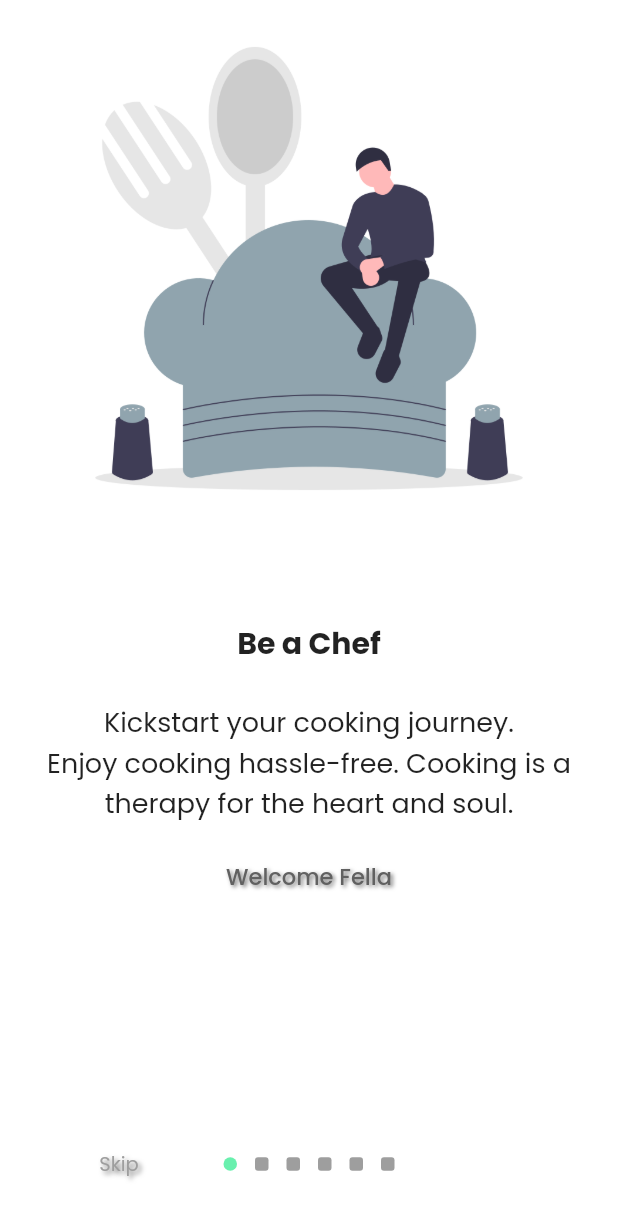
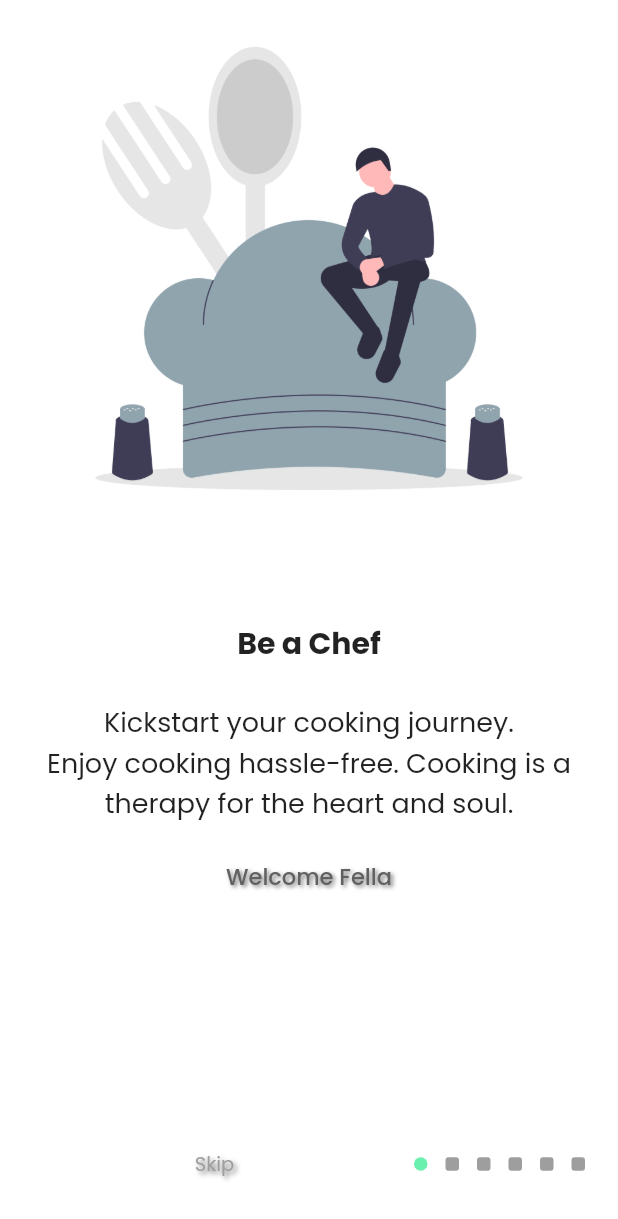
Before and after one commit to ShashankBiplav/bakeology-flutter, a Flutter app: the screen it shows after launch, on a phone screen of 412 x 824 dp. Shown: the top 1219 px of the screen. Run offline on Flutter 3.47's test engine with Material 2 defaults, Android fonts, the phone set to English and light mode, and no system bars; drawn by our look-alikes of flutter_neumorphic, introduction_screen; our stand-ins replace after_layout, flutter_spinkit, shared_preferences.

Commit message:
Finalised Design

```diff
--- a/lib/screens/home_screen.dart
+++ b/lib/screens/home_screen.dart
@@ -22,7 +22,7 @@ class HomeScreen extends StatelessWidget {
         centerTitle: true,
         iconTheme: IconThemeData(color: Colors.black),
         title: NeumorphicText(
-          'Bakeology',
+          'Bake<o>logy',
           style: NeumorphicStyle(
             depth: 4,
             intensity: 1,
--- a/lib/screens/onboarding_screen.dart
+++ b/lib/screens/onboarding_screen.dart
@@ -89,6 +89,8 @@ class OnboardingScreen extends StatelessWidget {
   Widget build(BuildContext context) {
     return Scaffold(
       body: IntroductionScreen(
+        nextFlex: 0,
+        dotsFlex: 0,
         curve: Curves.elasticIn,
         skip: FlatButton(
           onPressed: () {
--- a/lib/screens/recipe_detail_screen.dart
+++ b/lib/screens/recipe_detail_screen.dart
@@ -101,7 +101,7 @@ class RecipeDetailScreen extends StatelessWidget {
                             '${loadedRecipe.chefName}',
                             style: TextStyle(
                                 fontFamily: 'Inter',
-                                fontSize: 19,
+                                fontSize: 17,
                                 fontWeight: FontWeight.w600),
                           ),
                           SizedBox(
--- a/lib/screens/splash_screen.dart
+++ b/lib/screens/splash_screen.dart
@@ -11,7 +11,7 @@ class SplashScreen extends StatelessWidget {
           mainAxisAlignment: MainAxisAlignment.center,
           crossAxisAlignment: CrossAxisAlignment.stretch,
           children: [
-            SpinKitSquareCircle(
+            SpinKitCubeGrid(
               color: Theme.of(context).accentColor,
               size: 100,
             )
--- a/lib/widgets/navigation_drawer.dart
+++ b/lib/widgets/navigation_drawer.dart
@@ -38,7 +38,7 @@ class NavigationDrawer extends StatelessWidget {
                             fontWeight: FontWeight.bold),
                       ),
                       NeumorphicText(
-                        'Bake~o~logy.',
+                        'Bake<o>logy.',
                         style: NeumorphicStyle(
                             depth: 4, intensity: 1, color: Colors.grey[700]),
                         textStyle: NeumorphicTextStyle(
```
